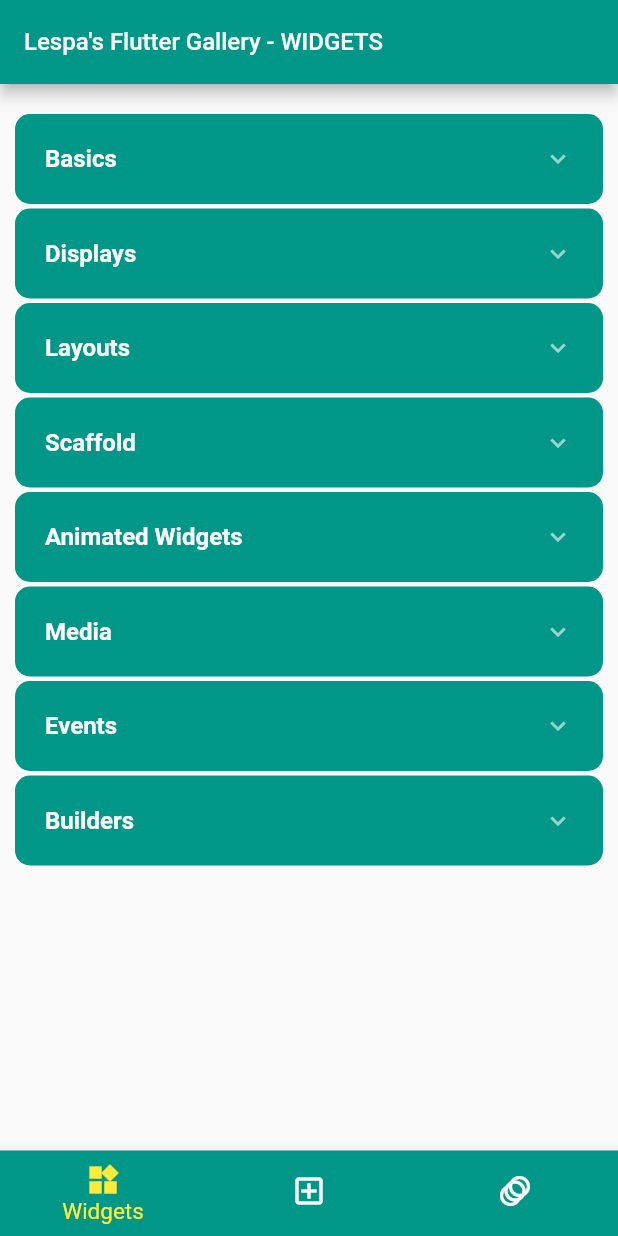
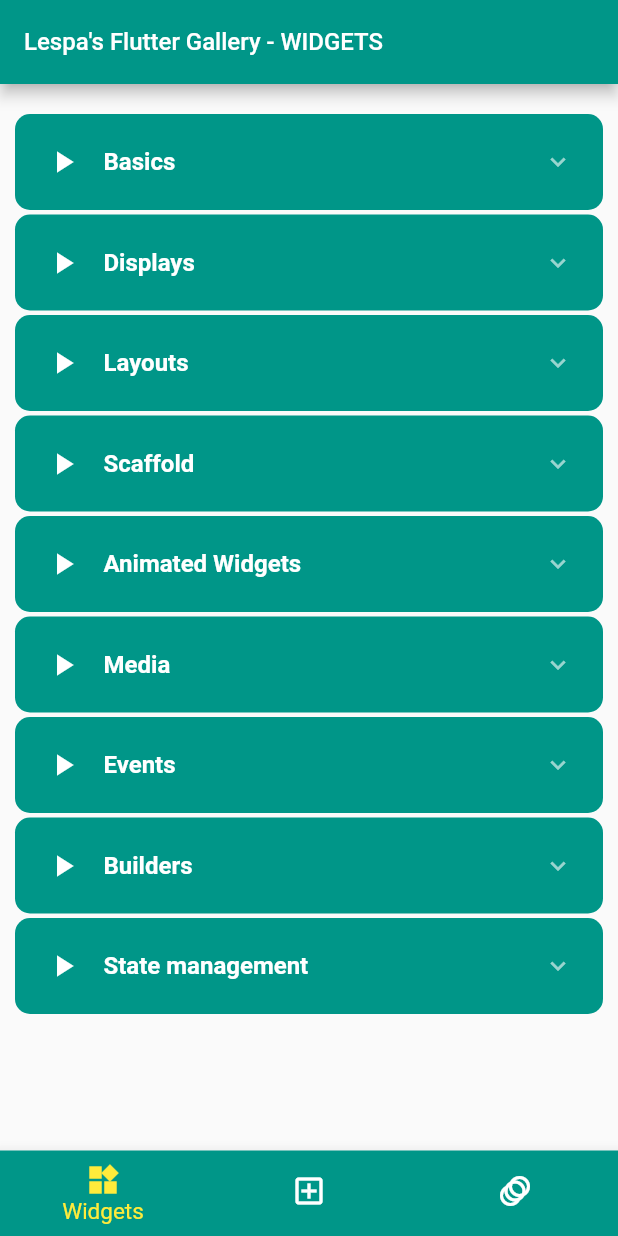
Before and after one commit to MLesky/Lespa-s-Flutter-Gallery, a Flutter app: the screen it shows after launch, on a phone screen of 412 x 824 dp. Run offline on Flutter 3.47's test engine with Material 2 defaults, Android fonts, the phone set to English and light mode, and no system bars; drawn by our look-alikes of accordion; our stand-ins replace flutter_bloc, flutter_spinkit, go_router, image_picker, syncfusion_flutter_sliders, video_player and 1 more.

Commit message:
Statemanagement: Provider

```diff
--- a/lib/components/widget_builds.dart
+++ b/lib/components/widget_builds.dart
@@ -5,6 +5,7 @@ import 'package:go_router/go_router.dart';
 AccordionSection buildAccordionSection(BuildContext context,
     {required String title, required List accordionItems}) {
   return AccordionSection(
+      leftIcon: const Icon(Icons.play_arrow, color: Colors.white),
       header: Text(title,
           style: const TextStyle(
               color: Colors.white,
--- a/lib/main.dart
+++ b/lib/main.dart
@@ -3,6 +3,7 @@ import 'package:go_router/go_router.dart';
 import 'package:my_flutter_gallery/pages/animation.dart';
 import 'package:my_flutter_gallery/pages/packages/flutter_spinkit_package.dart';
 import 'package:my_flutter_gallery/pages/packages/image_picker_package.dart';
+import 'package:my_flutter_gallery/pages/packages/provider.dart';
 import 'package:my_flutter_gallery/pages/packages/video_player_package.dart';
 import 'package:my_flutter_gallery/pages/packages/youtube_player_iframe.dart';
 import 'package:my_flutter_gallery/pages/widgets.dart';
@@ -16,6 +17,7 @@ import 'package:my_flutter_gallery/pages/widgets/animated_crossfade.dart';
 import 'package:my_flutter_gallery/pages/widgets/animated_opacity.dart';
 import 'package:my_flutter_gallery/pages/widgets/animated_padding.dart';
 import 'package:my_flutter_gallery/pages/widgets/animated_position.dart';
+import 'package:my_flutter_gallery/pages/packages/bloc_pattern.dart';
 import 'package:my_flutter_gallery/pages/widgets/fade_in_image.dart';
 import 'package:my_flutter_gallery/pages/widgets/flutter_buttons.dart';
 import 'package:my_flutter_gallery/pages/widgets/flutter_tabs.dart';
@@ -31,6 +33,7 @@ import 'package:my_flutter_gallery/pages/widgets/scaffold_snackbar.dart';
 import 'package:my_flutter_gallery/pages/widgets/stateful_builder.dart';
 import 'package:my_flutter_gallery/pages/widgets/table_widget.dart';
 import 'package:my_flutter_gallery/pages/widgets/wrap_widget.dart';
+import 'package:provider/provider.dart';
 
 import 'components/scaffold_with_bottom_nav_bar.dart';
 
@@ -46,6 +49,7 @@ class MyApp extends StatelessWidget {
   Widget build(BuildContext context) {
     return MaterialApp.router(
       title: 'Flutter Demo',
+      debugShowCheckedModeBanner: false,
       theme: ThemeData(
         primarySwatch: Colors.teal,
       ),
@@ -127,7 +131,8 @@ GoRouter routes = GoRouter(initialLocation: '/widgets', routes: [
           ),
           GoRoute(
             path: 'nav-drawer',
-            builder: (context, state) => const ScaffoldNavigationDrawerExample(),
+            builder: (context, state) =>
+                const ScaffoldNavigationDrawerExample(),
           ),
           GoRoute(
             path: 'scaffold-snack-bar',
@@ -147,7 +152,8 @@ GoRouter routes = GoRouter(initialLocation: '/widgets', routes: [
           ),
           GoRoute(
             path: 'inherited-widget',
-            builder: (context, state) => InheritedWidgetExample(child: const InheritedWidgetTestExample()),
+            builder: (context, state) => InheritedWidgetExample(
+                child: const InheritedWidgetTestExample()),
           ),
         ],
       ),
@@ -156,12 +162,35 @@ GoRouter routes = GoRouter(initialLocation: '/widgets', routes: [
           name: 'package',
           builder: (context, state) => const PackagesScreen(),
           routes: [
-            GoRoute(path: 'video-player', builder: (context, state) => const VideoPlayerExample(link: 'assets/videos/bouncing_ball.mp4',)),
-            GoRoute(path: 'youtube-player-iframe', builder: (context, state) => const YouTubePlayerIframeExample(),),
-            GoRoute(path: 'image-picker', builder: (context, state) => const ImagePickerExample(),),
-            GoRoute(path: 'flutter_spinkit', builder: (context, state) => const FlutterSpinkitExample(),)
-          ]
-      ),
+            GoRoute(
+                path: 'video-player',
+                builder: (context, state) => const VideoPlayerExample(
+                      link: 'assets/videos/bouncing_ball.mp4',
+                    )),
+            GoRoute(
+              path: 'youtube-player-iframe',
+              builder: (context, state) => const YouTubePlayerIframeExample(),
+            ),
+            GoRoute(
+              path: 'image-picker',
+              builder: (context, state) => const ImagePickerExample(),
+            ),
+            GoRoute(
+              path: 'flutter_spinkit',
+              builder: (context, state) => const FlutterSpinkitExample(),
+            ),
+            GoRoute(
+              path: 'bloc-pattern',
+              builder: (context, state) => const BlocHome(),
+            ),
+            GoRoute(
+                path: 'provider',
+                builder: (context, state) => ChangeNotifierProvider(
+                      create: (_) => DrinksProvider(),
+                      child: const CheckboxProviderScreenState(),
+                    ),
+                ),
+          ]),
       GoRoute(
           path: '/animations',
           name: 'animation',
--- a/lib/pages/packages.dart
+++ b/lib/pages/packages.dart
@@ -17,6 +17,7 @@ class _PackagesScreenState extends State<PackagesScreen> {
     List<AccordionSection> sections = [
       buildAccordionSection(context, title: "Media", accordionItems: mediaExamples),
       buildAccordionSection(context, title: 'Animated Packages', accordionItems: animatedExamples),
+      buildAccordionSection(context, title: 'State Management', accordionItems: stateManagementExamples),
     ];
 
     return Accordion(
@@ -37,3 +38,10 @@ List<Map<String, String>> mediaExamples = [
   {'title': 'Youtube Player Iframe', 'path': '/packages/youtube-player-iframe'},
   {'title': 'Image and Video Picker', 'path': '/packages/image-picker'},
 ];
+
+List<Map<String, String>> stateManagementExamples = [
+  {'title': 'Bloc Pattern', 'path': '/packages/bloc-pattern'},
+  {'title': 'Provider', 'path': '/packages/provider'},
+  {'title': 'Stateful Builder', 'path': '/widgets/stateful-builder'},
+  {'title': 'Inherited Widget', 'path': '/widgets/inherited-widget'},
+];
--- a/lib/pages/widgets.dart
+++ b/lib/pages/widgets.dart
@@ -21,6 +21,7 @@ class _HomeScreenState extends State<HomeScreen> {
       buildAccordionSection(context, title: "Media", accordionItems: mediaExamples),
       buildAccordionSection(context, title: 'Events', accordionItems: eventExamples),
       buildAccordionSection(context, title: 'Builders', accordionItems: builderExamples),
+      buildAccordionSection(context, title: 'State management', accordionItems: stateManagementExamples),
     ];
 
     return Accordion(
@@ -78,5 +79,9 @@ List<Map<String, String>> scaffoldExamples = [
 List<Map<String, String>> builderExamples = [
   {'title': 'Stateful Builder', 'path': '/widgets/stateful-builder'},
   {'title': 'Layout Builder', 'path': '/widgets/layout-builder'},
+];
+
+List<Map<String, String>> stateManagementExamples = [
+  {'title': 'Stateful Builder', 'path': '/widgets/stateful-builder'},
   {'title': 'Inherited Widget', 'path': '/widgets/inherited-widget'},
 ];
--- a/pubspec.yaml
+++ b/pubspec.yaml
@@ -58,6 +58,9 @@ dependencies:
   url_launcher: ^6.1.10
   flutter_widget_from_html: ^0.10.0
   flutter_html: ^3.0.0-alpha.6
+  bloc: 8.1.1
+  flutter_bloc: 8.1.2
+  provider: ^6.0.5
 
 dev_dependencies:
   flutter_test:
```
Also changed, not shown: lib/pages/packages/bloc_pattern.dart (added, +62 -0 lines), lib/pages/packages/provider.dart (added, +211 -0 lines), pubspec.lock.
